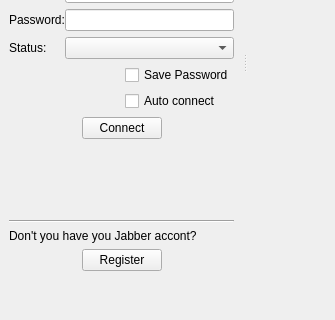
First picture: the form in widgets/mainWindow.ui, repository xmpp-graveyard/jabbim, before the edit; both pictures show x 0 to 335 and y 216 to 536 of the 335 by 536 pixel window.
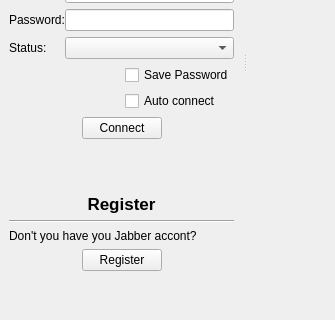
Second picture: the form after the edit. Icons and pictures are not drawn.

Commit message: test zmeny layoutu

Patch:
```diff
--- a/widgets/mainWindow.ui
+++ b/widgets/mainWindow.ui
@@ -40,7 +40,7 @@
          <property name="spacing" >
           <number>6</number>
          </property>
-         <item row="7" column="0" >
+         <item row="8" column="0" >
           <widget class="Line" name="line_2" >
            <property name="orientation" >
             <enum>Qt::Horizontal</enum>
@@ -54,7 +54,7 @@
            </property>
           </widget>
          </item>
-         <item row="12" column="0" >
+         <item row="13" column="0" >
           <widget class="QLabel" name="login_logoLabel" >
            <property name="pixmap" >
             <pixmap/>
@@ -101,7 +101,7 @@
            </item>
           </layout>
          </item>
-         <item row="8" column="0" >
+         <item row="9" column="0" >
           <widget class="QLabel" name="label_2" >
            <property name="text" >
             <string>Don't you have you Jabber accont?</string>
@@ -209,7 +209,7 @@
            </item>
           </layout>
          </item>
-         <item row="9" column="0" >
+         <item row="10" column="0" >
           <layout class="QHBoxLayout" >
            <property name="margin" >
             <number>0</number>
@@ -333,7 +333,7 @@
            </item>
           </layout>
          </item>
-         <item row="11" column="0" >
+         <item row="12" column="0" >
           <widget class="QLabel" name="label" >
            <property name="pixmap" >
             <pixmap/>
@@ -369,6 +369,19 @@
            </property>
           </spacer>
          </item>
+         <item row="7" column="0" >
+          <widget class="QLabel" name="login_headerLabel_2" >
+           <property name="text" >
+            <string>&lt;html>&lt;head>&lt;meta name="qrichtext" content="1" />&lt;style type="text/css">
+p, li { white-space: pre-wrap; }
+&lt;/style>&lt;/head>&lt;body style=" font-family:'DejaVu Sans'; font-size:9pt; font-weight:400; font-style:normal; text-decoration:none;">
+&lt;p style=" margin-top:0px; margin-bottom:0px; margin-left:0px; margin-right:0px; -qt-block-indent:0; text-indent:0px; font-family:'Sans Serif';">&lt;span style=" font-size:13pt; font-weight:600;">Register&lt;/span>&lt;/p>&lt;/body>&lt;/html></string>
+           </property>
+           <property name="alignment" >
+            <set>Qt::AlignCenter</set>
+           </property>
+          </widget>
+         </item>
         </layout>
        </widget>
        <widget class="QWidget" name="roster" >
```
The commit also changes 1 other file.
